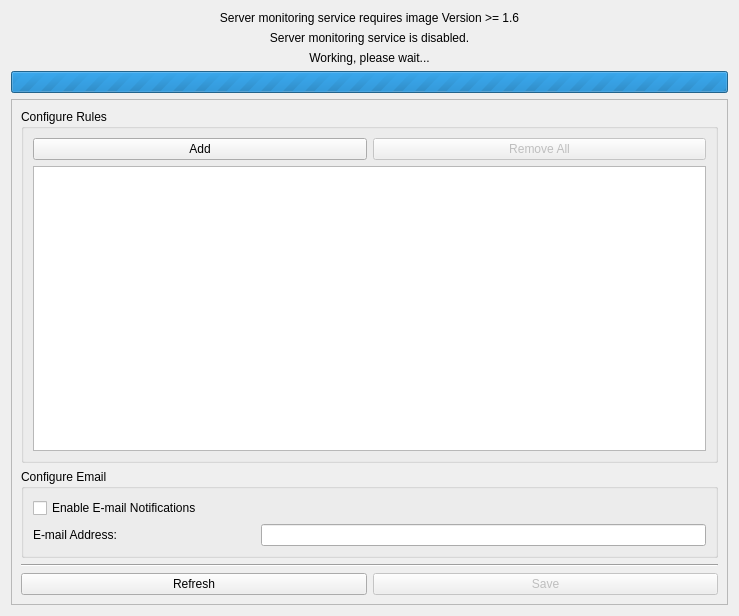
First picture: the form in src/brickv/plugin_system/plugins/red/ui/red_tab_settings_server_monitoring.ui, repository Tinkerforge/brickv, before the edit.
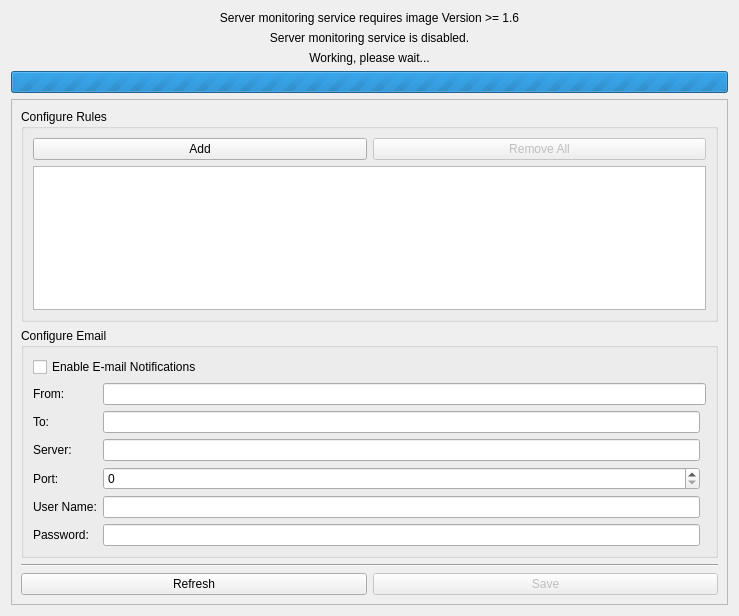
Second picture: the form after the edit.

Commit message: red-brick: 1. Consistent naming for server monitoring GUI 2. Fix for max/min span slider handle swap 3. Additional widgets for supporting email notification configuration

The edit to the form file:
```diff
--- a/src/brickv/plugin_system/plugins/red/ui/red_tab_settings_server_monitoring.ui
+++ b/src/brickv/plugin_system/plugins/red/ui/red_tab_settings_server_monitoring.ui
@@ -98,10 +98,31 @@
           <string>Configure Email</string>
          </property>
          <layout class="QGridLayout" name="gridLayout_4">
+          <item row="2" column="0">
+           <widget class="QLabel" name="label_2">
+            <property name="text">
+             <string>To:</string>
+            </property>
+           </widget>
+          </item>
+          <item row="3" column="0">
+           <widget class="QLabel" name="label_3">
+            <property name="text">
+             <string>Server:</string>
+            </property>
+           </widget>
+          </item>
+          <item row="5" column="0">
+           <widget class="QLabel" name="label_4">
+            <property name="text">
+             <string>User Name:</string>
+            </property>
+           </widget>
+          </item>
           <item row="1" column="0">
            <widget class="QLabel" name="label">
             <property name="text">
-             <string>E-mail Address:</string>
+             <string>From:</string>
             </property>
            </widget>
           </item>
@@ -115,6 +136,39 @@
             </property>
            </widget>
           </item>
+          <item row="6" column="0">
+           <widget class="QLabel" name="label_5">
+            <property name="text">
+             <string>Password:</string>
+            </property>
+           </widget>
+          </item>
+          <item row="4" column="0">
+           <widget class="QLabel" name="label_6">
+            <property name="text">
+             <string>Port:</string>
+            </property>
+           </widget>
+          </item>
+          <item row="2" column="1">
+           <widget class="QLineEdit" name="ledit_sm_email_to"/>
+          </item>
+          <item row="3" column="1">
+           <widget class="QLineEdit" name="ledit_sm_email_server"/>
+          </item>
+          <item row="4" column="1">
+           <widget class="QSpinBox" name="sbox_sm_email_port"/>
+          </item>
+          <item row="5" column="1">
+           <widget class="QLineEdit" name="ledit_sm_email_username"/>
+          </item>
+          <item row="6" column="1">
+           <widget class="QLineEdit" name="ledit_sm_email_password">
+            <property name="echoMode">
+             <enum>QLineEdit::Password</enum>
+            </property>
+           </widget>
+          </item>
          </layout>
         </widget>
        </item>
```
Left out of the diff: 26 changed lines with no effect on the pictures. The commit also changes 4 other files.
